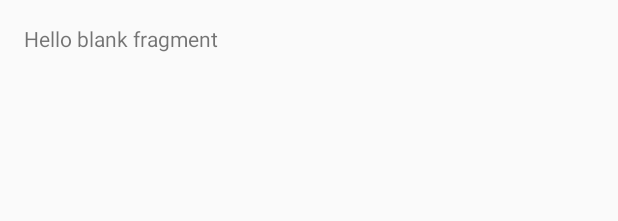
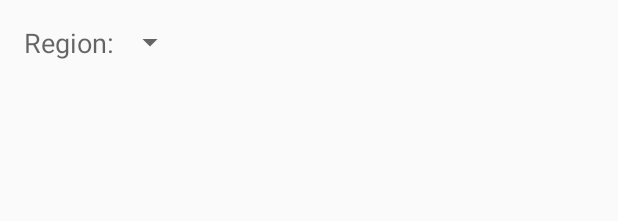
Before and after one commit to justynpryce/citra-android, an Android app: the layout fragment_settings.xml on its own in the app's theme, with its tools: preview values and no code run, on a phone screen of 412 x 824 dp. Shown: the top 221 px of the screen. Run offline under Robolectric (Android 15) with nearby library versions, the phone set to English and light mode, and no system bars.

Commit message:
APP: Add region settings

```diff
--- a/app/src/main/res/layout/fragment_settings.xml
+++ b/app/src/main/res/layout/fragment_settings.xml
@@ -1,4 +1,4 @@
-<FrameLayout xmlns:android="http://schemas.android.com/apk/res/android"
+<RelativeLayout xmlns:android="http://schemas.android.com/apk/res/android"
     xmlns:tools="http://schemas.android.com/tools"
     android:layout_width="match_parent"
     android:layout_height="match_parent"
@@ -6,12 +6,23 @@
     android:paddingLeft="@dimen/activity_horizontal_margin"
     android:paddingRight="@dimen/activity_horizontal_margin"
     android:paddingTop="@dimen/activity_vertical_margin"
-    tools:context="org.citraemu.citra.fragment.SettingsFragment">
+    tools:context="org.citraemu.citra.fragment.SettingsFragment"
+    android:columnCount="3"
+    android:rowCount="10">
 
-    <!-- TODO: Update blank fragment layout -->
+    <Spinner
+        android:layout_width="wrap_content"
+        android:layout_height="wrap_content"
+        android:id="@+id/region_spinner"
+        android:layout_alignParentTop="true"
+        android:layout_toEndOf="@+id/textView4" />
+
     <TextView
-        android:layout_width="match_parent"
-        android:layout_height="match_parent"
-        android:text="@string/hello_blank_fragment" />
-
-</FrameLayout>
+        android:layout_width="wrap_content"
+        android:layout_height="wrap_content"
+        android:textAppearance="?android:attr/textAppearanceMedium"
+        android:text="@string/settings_region"
+        android:id="@+id/textView4"
+        android:layout_alignParentTop="true"
+        android:layout_alignParentStart="true" />
+</RelativeLayout>
```
Also changed, not shown: app/src/main/java/org/citraemu/citra/fragment/SettingsFragment.java (+31 -34 lines), app/src/main/res/values/strings.xml (+10 -0 lines).
